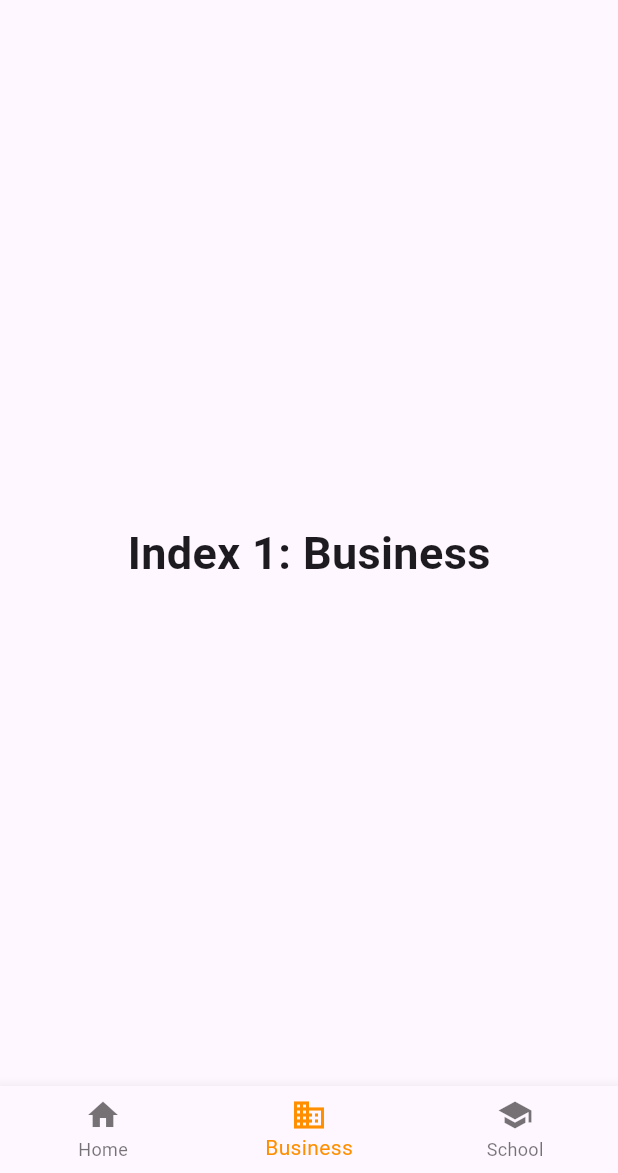
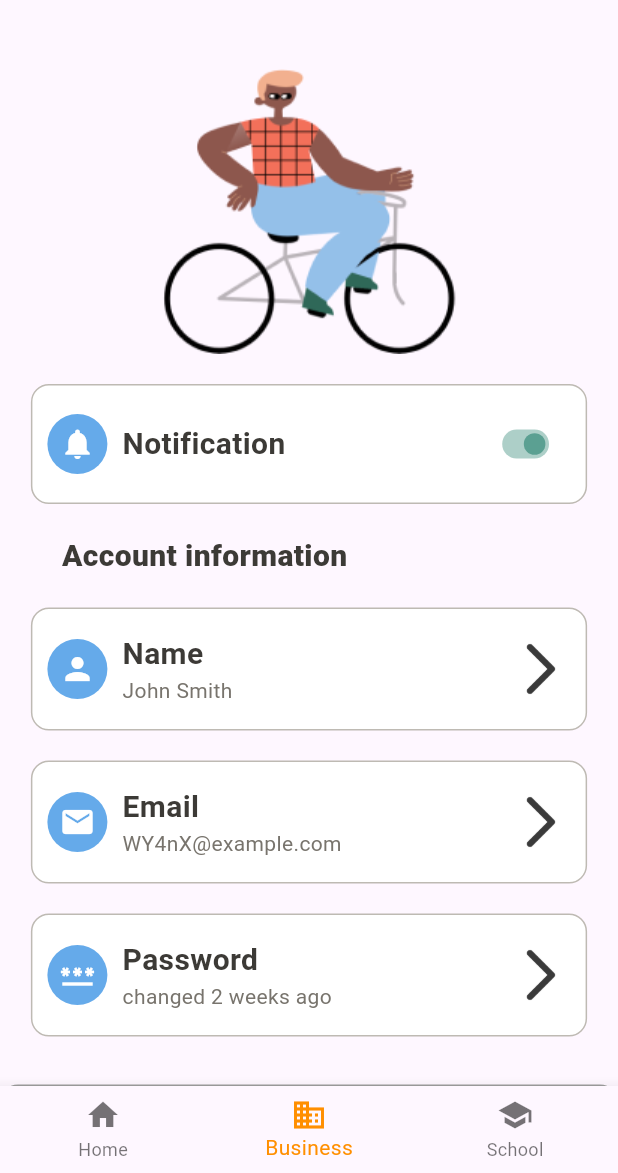
Before and after one commit to ahaithem/edtech_app, a Flutter app: the HomePage screen opened by its route, item 2 of the bottom bar chosen, on a phone screen of 412 x 824 dp, the part 63-1236 px from its top. Run offline on Flutter 3.47's test engine with Material 3 defaults, Android fonts, the phone set to English and light mode, and no system bars; our stand-ins replace awesome_dialog, card_swiper, firebase_auth, firebase_core; accounts and stored records are empty.

Commit message:
add user settings

```diff
--- a/lib/constns/color_text_size.dart
+++ b/lib/constns/color_text_size.dart
@@ -1,4 +1,10 @@
 import 'package:flutter/material.dart';
 
 Color primary_color = Color(0xFFE3562A);
+Color secondary_color = Color(0xFF65AAEA);
+Color success_color = Color(0xFF5BA092);
 Color subtitle_color = Color(0xFF78746D);
+Color warning_color = Color(0xFFF2A03F);
+Color error_color = Color(0xFFEF4949);
+Color text_color = Color(0xFF3C3A36);
+Color border_color = Color(0xFFBEBAB3);
--- a/lib/constns/home_constants.dart
+++ b/lib/constns/home_constants.dart
@@ -1,16 +1,18 @@
 import 'package:flutter/material.dart';
 import '../widgets/profile.dart';
+import '../widgets/settings_content/setting_widget.dart';
 
 const TextStyle optionStyle =
     TextStyle(fontSize: 30, fontWeight: FontWeight.bold);
 const List<Widget> widgetOptions = <Widget>[
   Profile(),
+  SettingWidget(),
   Text(
     'Index 1: Business',
     style: optionStyle,
   ),
-  Text(
-    'Index 2: School',
-    style: optionStyle,
-  ),
+  // Text(
+  //   'Index 2: School',
+  //   style: optionStyle,
+  // ),
 ];
--- a/lib/home_page.dart
+++ b/lib/home_page.dart
@@ -26,7 +26,21 @@ class _HomePageState extends State<HomePage> {
       body: Center(
         child: widgetOptions.elementAt(_selectedIndex),
       ),
-      bottomNavigationBar: BottomNavigationBar(
+      bottomNavigationBar: Container(
+        decoration: const BoxDecoration(
+          color: Colors.grey, // Background color of the container
+          border: Border(
+            top: BorderSide(
+              color: Colors.grey, // Color of the top border
+              width: 1.0, // Thickness of the top border
+            ),
+          ),
+          borderRadius: BorderRadius.only(
+            topLeft: Radius.circular(12.0), // Radius for top-left corner
+            topRight: Radius.circular(12.0), // Radius for top-right corner
+          ),
+        ),
+        child: BottomNavigationBar(
           items: const <BottomNavigationBarItem>[
             BottomNavigationBarItem(
               icon: Icon(Icons.home),
@@ -45,6 +59,7 @@ class _HomePageState extends State<HomePage> {
           selectedItemColor: Colors.amber[800],
           onTap: _onItemTapped,
         ),
+      ),
     );
   }
 }
--- /dev/null
+++ b/lib/widgets/settings_content/information_setting.dart
@@ -0,0 +1,85 @@
+import 'package:flutter/material.dart';
+import '../../constns/color_text_size.dart';
+
+class InformationSetting extends StatefulWidget {
+  final String informationType;
+  final String informationValue;
+  final Icon iconType;
+
+  const InformationSetting(
+      {Key? key,
+      required this.informationType,
+      required this.iconType,
+      required this.informationValue});
+
+  @override
+  State<InformationSetting> createState() => _InformationSettingState();
+}
+
+class _InformationSettingState extends State<InformationSetting> {
+  @override
+  Widget build(BuildContext context) {
+    return SizedBox(
+      width: MediaQuery.of(context).size.width * 0.9, // 90% width
+      child: Container(
+        padding: const EdgeInsets.symmetric(vertical: 15, horizontal: 10),
+        decoration: BoxDecoration(
+          color: Colors.white, // Background color of the container
+          border: Border.all(
+            color: border_color, // Color of the border
+            width: 1.0, // Thickness of the border
+          ),
+          borderRadius: BorderRadius.circular(12.0), // Rounded corners
+        ),
+        child:
+            Row(mainAxisAlignment: MainAxisAlignment.spaceBetween, children: [
+          Row(mainAxisAlignment: MainAxisAlignment.spaceBetween, children: [
+            Container(
+              decoration: BoxDecoration(
+                shape: BoxShape.circle, // Makes the container circular
+                color: secondary_color, // Background color of the circle
+              ),
+              padding: const EdgeInsets.all(
+                  8.0), // Padding to make the icon fit nicely inside the circle
+              child: Icon(
+                widget.iconType.icon,
+                color: Colors.white, // Color of the icon
+                size: 24.0, // Adjust size if needed
+              ),
+            ),
+            SizedBox(width: 10),
+            Column(
+              crossAxisAlignment: CrossAxisAlignment.start,
+              children: [
+                Text(
+                  widget.informationType,
+                  style: TextStyle(
+                    color: text_color,
+                    fontSize: 20,
+                    fontWeight: FontWeight.bold,
+                  ),
+                ),
+                Text(
+                  widget.informationValue,
+                  style: TextStyle(
+                    color: subtitle_color,
+                    fontSize: 14,
+                    //fontWeight: FontWeight.bold,
+                  ),
+                ),
+              ],
+            )
+          ]),
+          GestureDetector(
+            onTap: () {},
+            child: Image.asset(
+              'assets/icons/next.png',
+              height: 50,
+              width: 50,
+            ),
+          ),
+        ]),
+      ),
+    );
+  }
+}
--- /dev/null
+++ b/lib/widgets/settings_content/notification_setting.dart
@@ -0,0 +1,69 @@
+import 'package:flutter/material.dart';
+import '../../constns/color_text_size.dart';
+
+class NotificationSetting extends StatefulWidget {
+  const NotificationSetting({super.key});
+
+  @override
+  State<NotificationSetting> createState() => _NotificationSettingState();
+}
+
+class _NotificationSettingState extends State<NotificationSetting> {
+  bool light = true;
+  @override
+  Widget build(BuildContext context) {
+    return SizedBox(
+      width: MediaQuery.of(context).size.width * 0.9, // 90% width
+      child: Container(
+        padding: const EdgeInsets.symmetric(vertical: 15, horizontal: 10),
+        decoration: BoxDecoration(
+          color: Colors.white, // Background color of the container
+          border: Border.all(
+            color: border_color, // Color of the border
+            width: 1.0, // Thickness of the border
+          ),
+          borderRadius: BorderRadius.circular(12.0), // Rounded corners
+        ),
+        child:
+            Row(mainAxisAlignment: MainAxisAlignment.spaceBetween, children: [
+          Row(mainAxisAlignment: MainAxisAlignment.spaceBetween, children: [
+            Container(
+              decoration: BoxDecoration(
+                shape: BoxShape.circle, // Makes the container circular
+                color: secondary_color, // Background color of the circle
+              ),
+              padding: const EdgeInsets.all(
+                  8.0), // Padding to make the icon fit nicely inside the circle
+              child: const Icon(
+                Icons.notifications,
+                color: Colors.white, // Color of the icon
+                size: 24.0, // Adjust size if needed
+              ),
+            ),
+            SizedBox(width: 10),
+            Text(
+              'Notification',
+              style: TextStyle(
+                color: text_color,
+                fontSize: 20,
+                fontWeight: FontWeight.bold,
+              ),
+            ),
+          ]),
+          Transform.scale(
+            scale: 0.6, // Adjust the scale factor to make the switch smaller
+            child: Switch(
+              value: light,
+              activeColor: success_color,
+              onChanged: (bool value) {
+                setState(() {
+                  light = value;
+                });
+              },
+            ),
+          )
+        ]),
+      ),
+    );
+  }
+}
--- /dev/null
+++ b/lib/widgets/settings_content/setting_widget.dart
@@ -0,0 +1,60 @@
+import 'package:flutter/material.dart';
+import '../../constns/color_text_size.dart';
+import 'notification_setting.dart';
+import 'information_setting.dart';
+
+class SettingWidget extends StatefulWidget {
+  const SettingWidget({super.key});
+
+  @override
+  State<SettingWidget> createState() => _SettingWidgetState();
+}
+
+class _SettingWidgetState extends State<SettingWidget> {
+  @override
+  Widget build(BuildContext context) {
+    return Scaffold(
+      body: Center(
+        child: SingleChildScrollView(
+          child: Column(
+            mainAxisAlignment: MainAxisAlignment.center,
+            crossAxisAlignment: CrossAxisAlignment.center,
+            children: [
+              Image.asset('assets/images/7.png'),
+              SizedBox(height: 20),
+              const NotificationSetting(),
+              SizedBox(height: 20),
+              SizedBox(
+                width: MediaQuery.of(context).size.width *
+                    0.8, // Align width with NotificationSetting
+                child: Text(
+                  'Account information',
+                  style: TextStyle(
+                    color: text_color,
+                    fontSize: 20,
+                    fontWeight: FontWeight.w900,
+                  ),
+                ),
+              ),
+              SizedBox(height: 20),
+              const InformationSetting(
+                  informationType: 'Name',
+                  iconType: Icon(Icons.person),
+                  informationValue: 'John Smith'),
+              SizedBox(height: 20),
+              const InformationSetting(
+                  informationType: 'Email',
+                  iconType: Icon(Icons.email),
+                  informationValue: 'WY4nX@example.com'),
+              SizedBox(height: 20),
+              const InformationSetting(
+                  informationType: 'Password',
+                  iconType: Icon(Icons.password),
+                  informationValue: 'changed 2 weeks ago'),
+            ],
+          ),
+        ),
+      ),
+    );
+  }
+}
--- a/pubspec.yaml
+++ b/pubspec.yaml
@@ -71,12 +71,15 @@ flutter:
     - assets/images/4.png
     - assets/images/5.png
     - assets/images/6.png
+    - assets/images/7.png
     - assets/icons/fb_icon.png
     - assets/icons/google_icon.png
     - assets/icons/ig_icon.png
     - assets/icons/course_icon.png
     - assets/icons/profile_icon.png
     - assets/icons/setting_icon.png
+    - assets/icons/next.png
+    - assets/icons/next-arrow.png
   #   - images/a_dot_ham.jpeg
 
   # An image asset can refer to one or more resolution-specific "variants", see
```
Also changed, not shown: lib/widgets/profile.dart (+32 -65 lines), lib/widgets/profile_content.dart (added, +42 -0 lines), assets/icons/next-arrow.png (added), assets/icons/next.png (added), assets/images/7.png (added), 1 other file. Lines whose indentation alone changed are shown as unchanged.
